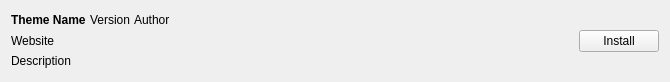
Before: the Qt Designer form src/ui/settings/ExportTemplateWidget.ui in Komet/MediaElch, drawn with Qt 5.
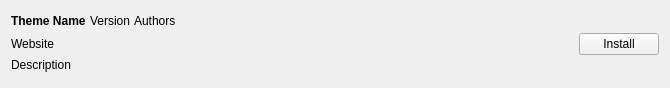
After: the same form once the commit is applied.

Commit message:
[ExportTheme] Allow multiple `<author>` tags in `metadata.xml`
This commit makes it possible to write multiple `<author>` tags in
an export theme's `metadata.xml`.  Furthermore, tests were added.

What changed in the file:
```diff
--- a/src/ui/settings/ExportTemplateWidget.ui
+++ b/src/ui/settings/ExportTemplateWidget.ui
@@ -7,7 +7,7 @@
     <x>0</x>
     <y>0</y>
     <width>670</width>
-    <height>82</height>
+    <height>88</height>
    </rect>
   </property>
   <layout class="QHBoxLayout" name="horizontalLayout_2" stretch="0,0,0">
@@ -47,7 +47,7 @@
        <item>
         <widget class="QLabel" name="author">
          <property name="text">
-          <string notr="true">Author</string>
+          <string notr="true">Authors</string>
          </property>
         </widget>
        </item>
```
Left out of the diff: 2 changed lines with no effect on the pictures. The commit also changes 8 other files.
